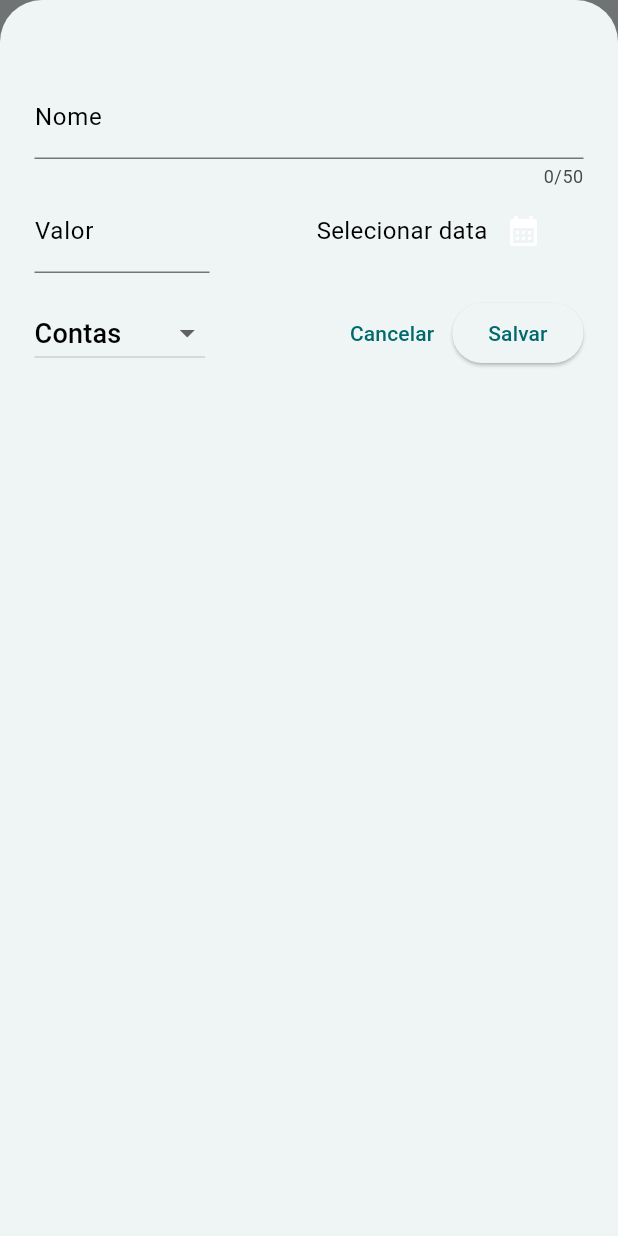
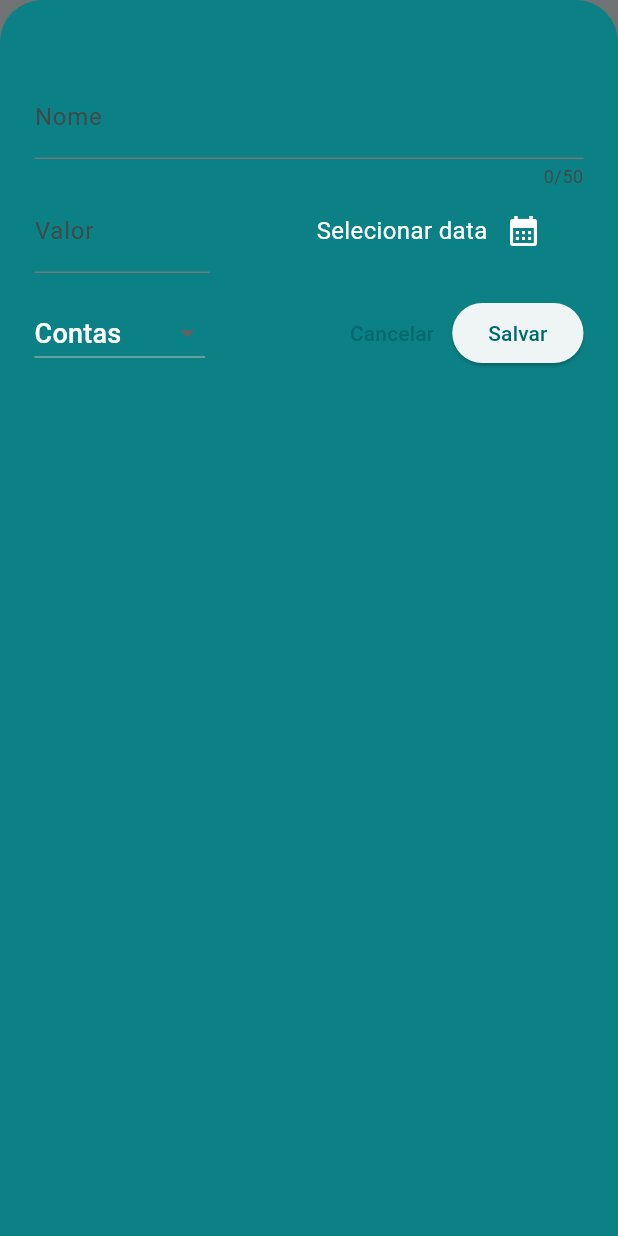
Before and after one commit to MSaJS/shadow_finces, a Flutter app: the screen it shows after launch, after a tap on the "add" icon, on a phone screen of 412 x 824 dp. Run offline on Flutter 3.47's test engine with Material 3 defaults, Android fonts, the phone set to English and light mode, and no system bars.

Commit message:
color changing modal 2

```diff
--- a/lib/widgets/my_expenses.dart
+++ b/lib/widgets/my_expenses.dart
@@ -31,7 +31,7 @@ class _MyExpensesState extends State<MyExpenses> {
       isScrollControlled: true,
       context: context,
       builder: (ctx) => NewExpense(onAddExpense: _addExpense),
-      //backgroundColor: const Color.fromARGB(255, 199, 187, 255),
+      backgroundColor: const Color(0xff0b8185),
     );
   }
 
--- a/lib/widgets/new_expense.dart
+++ b/lib/widgets/new_expense.dart
@@ -84,7 +84,7 @@ class _NewExpenseState extends State<NewExpense> {
             controller: _titleController,
             maxLength: 50,
             decoration: const InputDecoration(
-              label: Text('Nome', style: TextStyle(color: Colors.black),),
+              label: Text('Nome'),
             ),
           ),
           Row(
@@ -95,7 +95,7 @@ class _NewExpenseState extends State<NewExpense> {
                   keyboardType: TextInputType.number,
                   decoration: const InputDecoration(
                     prefixText: '\$ ',
-                    label: Text('Valor', style: TextStyle(color: Colors.black),),
+                    label: Text('Valor'),
                   ),
                 ),
               ),
@@ -110,7 +110,6 @@ class _NewExpenseState extends State<NewExpense> {
                       _selectedDate == null
                           ? 'Selecionar data'
                           : formatter.format(_selectedDate!),
-                      style: TextStyle(color: Colors.black)
                     ),
                     IconButton(
                       onPressed: _presentDatePicker,
@@ -133,7 +132,6 @@ class _NewExpenseState extends State<NewExpense> {
                         value: category,
                         child: Text(
                           toBeginningOfSentenceCase(category.name),
-                          style: TextStyle(color: Colors.black)
                         ),
                       ),
                     )
```
